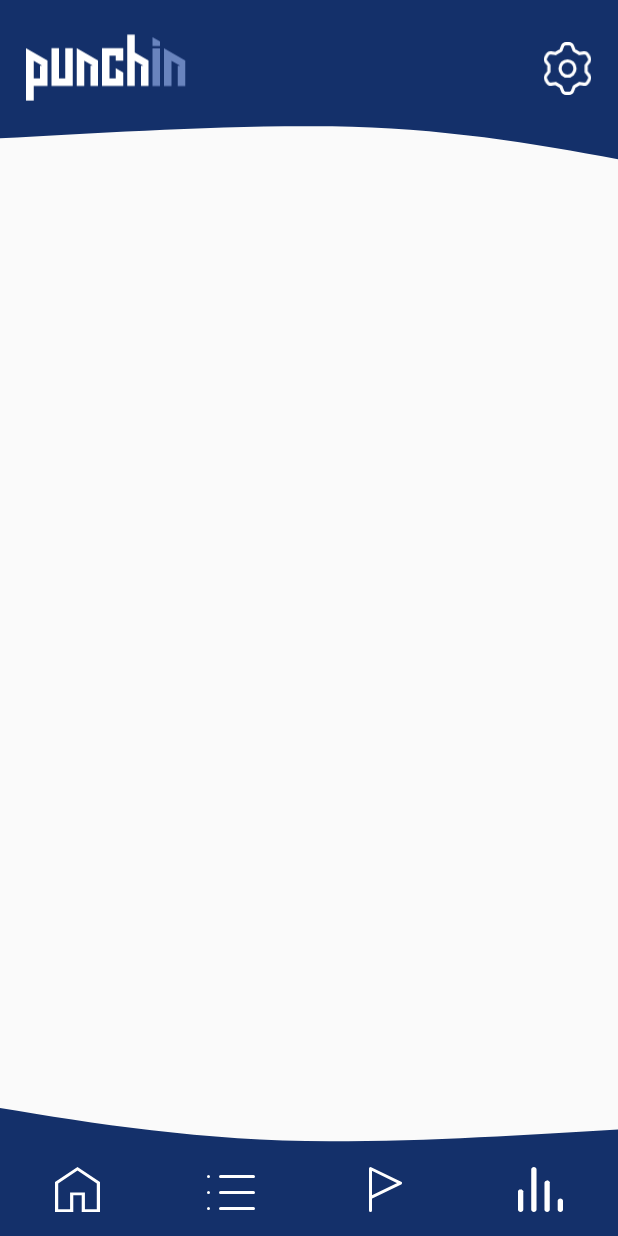
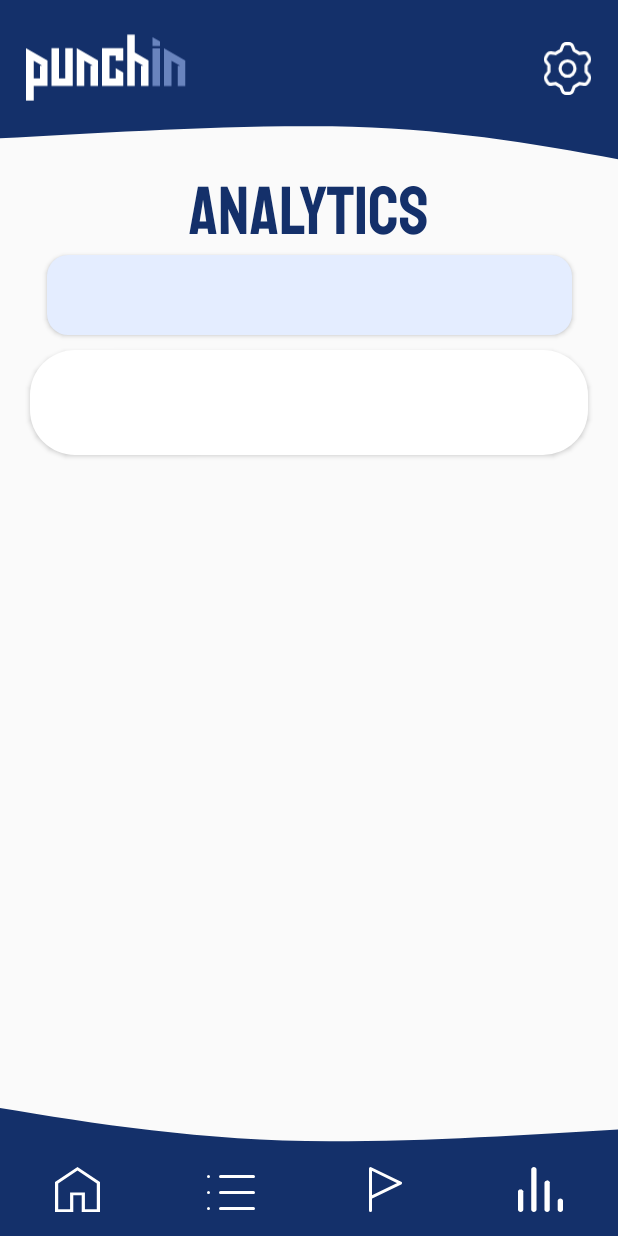
Before and after one commit to ST10036509/PunchIn, an Android app built with Jetpack Compose: the layout activity_analytics.xml on its own in the app's theme, with its tools: preview values and no code run, on a phone screen of 412 x 824 dp. Run offline under Robolectric (Android 15) with nearby library versions, the phone set to English and light mode, and no system bars.

Commit message:
Added Basic UI to Analytics Page

```diff
--- a/app/src/main/res/layout/activity_analytics.xml
+++ b/app/src/main/res/layout/activity_analytics.xml
@@ -6,21 +6,79 @@ LAST MODIFIED: 25/04/2024
 -->
 
 <!-- Page Layout -->
-<androidx.constraintlayout.widget.ConstraintLayout
-    xmlns:android="http://schemas.android.com/apk/res/android"
+<androidx.constraintlayout.widget.ConstraintLayout xmlns:android="http://schemas.android.com/apk/res/android"
     xmlns:app="http://schemas.android.com/apk/res-auto"
     xmlns:tools="http://schemas.android.com/tools"
     android:layout_width="match_parent"
     android:layout_height="match_parent">
 
     <!-- Header NavBar -->
-    <include layout="@layout/header_navbar_with_settings_layout" />
+    <include
+        android:id="@+id/include"
+        layout="@layout/header_navbar_with_settings_layout" />
     <!-- Footer NavBar -->
     <include layout="@layout/footer_navbar_layout" />
 
+    <!-- Heading Text -->
+    <TextView
+        android:id="@+id/tv_AnalyticsTitle"
+        android:layout_width="wrap_content"
+        android:layout_height="wrap_content"
+        app:layout_constraintTop_toTopOf="parent"
+        app:layout_constraintLeft_toLeftOf="parent"
+        app:layout_constraintRight_toRightOf="parent"
+        android:layout_marginTop="110dp"
+        android:textAlignment="center"
+        android:fontFamily="@font/staatliches"
+        android:textSize="45sp"
+        android:textColor="@color/indigo_900"
+        android:text="@string/title_analytics"/>
+
     <!-- Tool Bar Navigation -->
+    <LinearLayout
+        android:id="@+id/ll_Filter_Box"
+        android:layout_width="350dp"
+        android:layout_height="53dp"
+        app:layout_constraintTop_toBottomOf="@+id/tv_AnalyticsTitle"
+        app:layout_constraintLeft_toLeftOf="parent"
+        app:layout_constraintRight_toRightOf="parent"
+        android:layout_gravity="center_horizontal|center_vertical"
+        android:background="@drawable/rectangle_wrapper_light_blue"
+        android:elevation="2dp"
+        android:orientation="horizontal"
+        android:layout_marginLeft="20dp"
+        android:layout_marginRight="20dp"
+        />
 
-    <!-- Bar Graph Layout -->
+    <!-- Analytics Wrapper -->
+    <LinearLayout
+        android:id="@+id/ll_Analytics_Wrapper"
+        android:layout_width="match_parent"
+        android:layout_height="wrap_content"
+        android:orientation="vertical"
+        app:layout_constraintTop_toBottomOf="@+id/ll_Filter_Box"
+        app:layout_constraintLeft_toLeftOf="parent"
+        app:layout_constraintRight_toRightOf="parent"
+        android:layout_marginLeft="20dp"
+        android:layout_marginRight="20dp"
+        android:layout_marginTop="10dp"
+        android:elevation="2dp"
+        android:background="@drawable/rectangle_wrapper_white_round_corners" >
+
+    <LinearLayout
+        android:id="@+id/ll_graph_layout"
+        android:layout_width="match_parent"
+        android:layout_height="50dp"
+        android:orientation="vertical"
+        android:layout_marginBottom="20dp"
+        />
+
+    </LinearLayout>
+
+
+
+    <!-- Hours Record Heading -->
+
 
     <!-- Hours Record Layout -->
 
```
